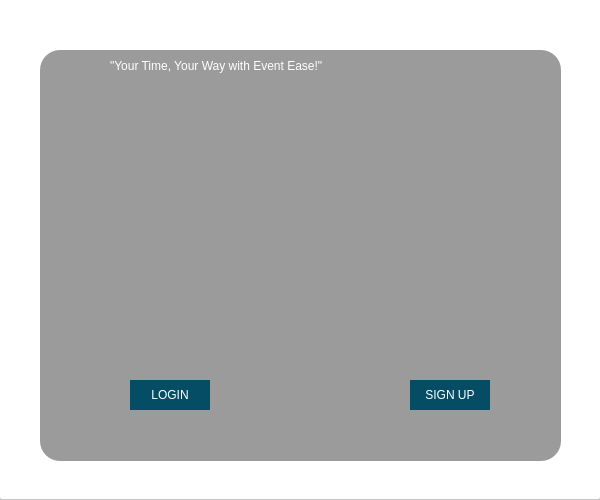
Old version of the form EVENT EASE PROJECT/mainwindow.ui in the repository arylhazard/event_ease.
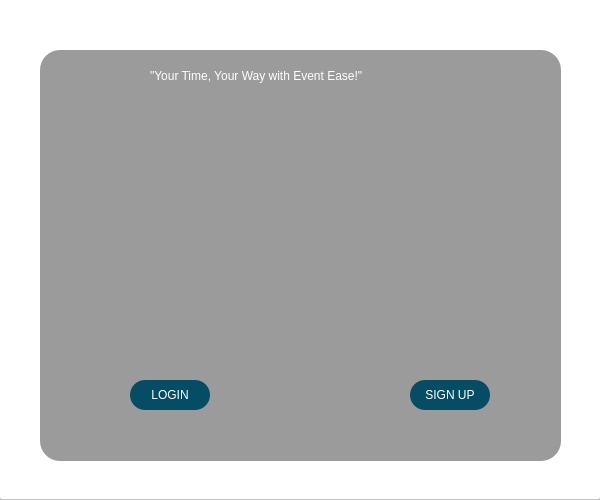
New version of the form. Icons and pictures are not drawn.

The edit to the form file:
```diff
--- a/EVENT EASE PROJECT/mainwindow.ui
+++ b/EVENT EASE PROJECT/mainwindow.ui
@@ -100,6 +100,7 @@
         <string notr="true">QPushButton
 {
 border: none;
+border-radius:15px;
 color: rgba(255,255,255,255);
 background-color: rgb(5, 77, 101);
 font : 700 12pt &quot;Myriad Pro Cond&quot;;
@@ -132,6 +133,7 @@
         <string notr="true">QPushButton
 {
 border: none;
+border-radius:15px;
 color: rgba(255,255,255,255);
 background-color: rgb(5, 77, 101);
 font : 700 12pt &quot;Myriad Pro Cond&quot;;
@@ -151,9 +153,9 @@
       <widget class="QLabel" name="label_2">
        <property name="geometry">
         <rect>
-         <x>210</x>
+         <x>230</x>
          <y>0</y>
-         <width>171</width>
+         <width>111</width>
          <height>41</height>
         </rect>
        </property>
@@ -171,9 +173,9 @@
       <widget class="QLabel" name="label_4">
        <property name="geometry">
         <rect>
-         <x>110</x>
-         <y>50</y>
-         <width>391</width>
+         <x>150</x>
+         <y>60</y>
+         <width>321</width>
          <height>31</height>
         </rect>
        </property>
```
